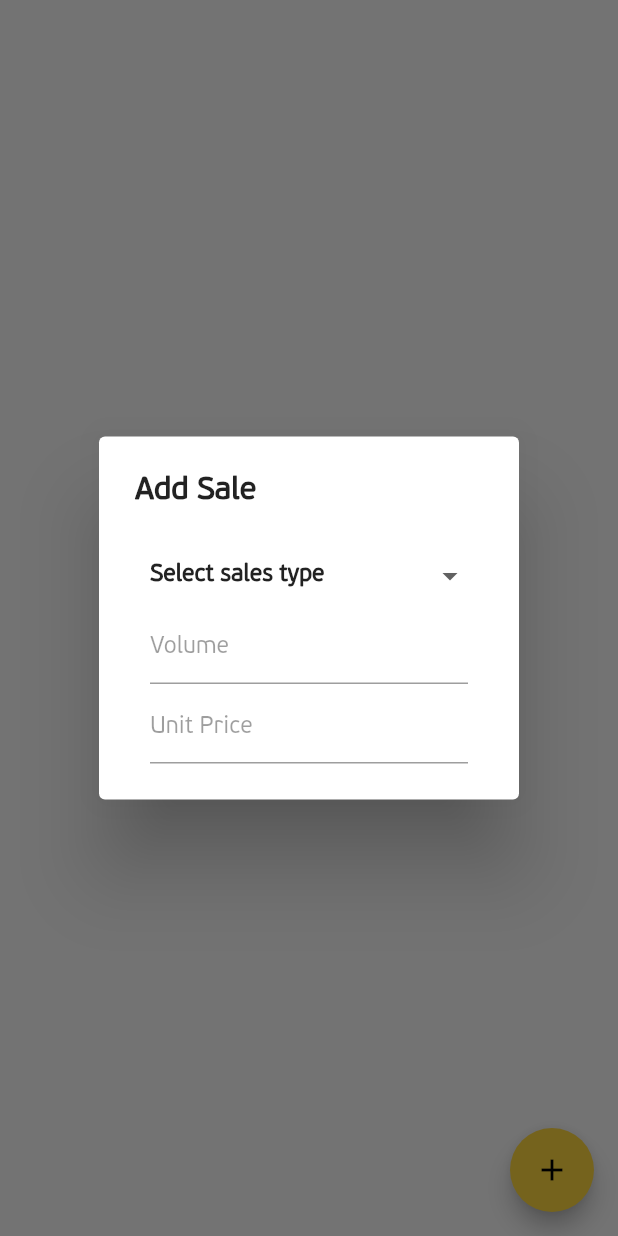
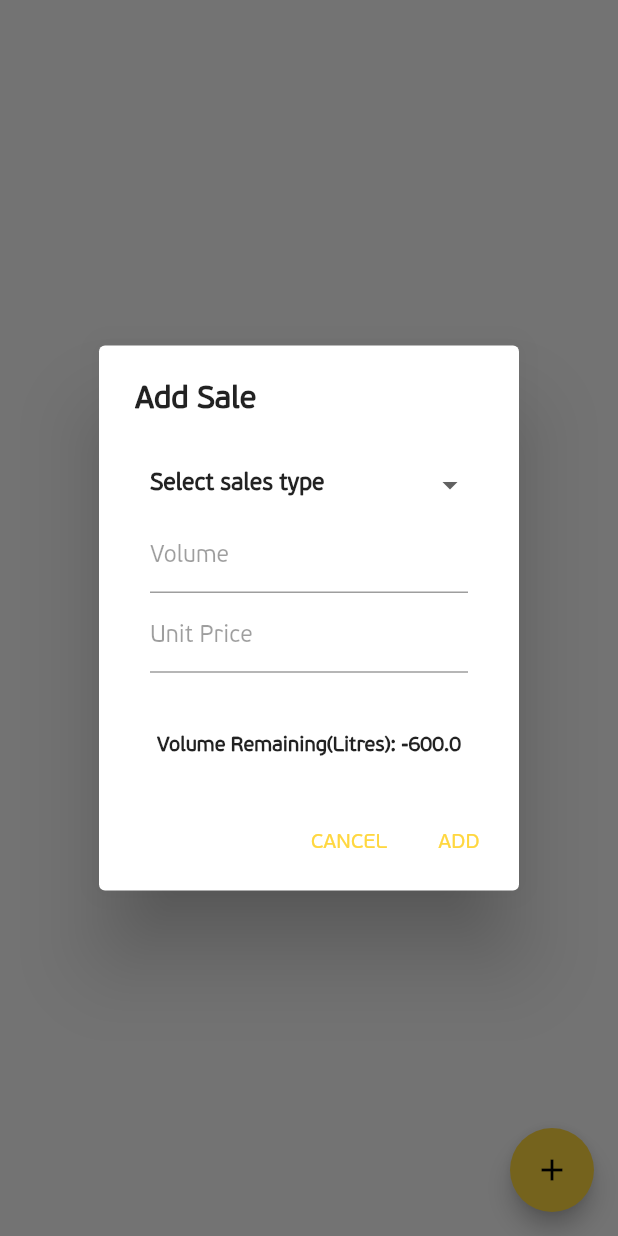
Before and after one commit to Mr-Ashitey/qg_stock_take_app, a Flutter app: the SalesPage screen opened directly, after a tap on the "add" icon, on a phone screen of 412 x 824 dp. Run offline on Flutter 3.47's test engine with Material 3 defaults, Android fonts, the phone set to English and light mode, and no system bars.

Commit message:
add action buttons and made some minor changes to the alert dialog box

```diff
--- a/lib/screens/stock_take_details/sales/nozzle_tabs/sales_tab.dart
+++ b/lib/screens/stock_take_details/sales/nozzle_tabs/sales_tab.dart
@@ -11,13 +11,7 @@ class SalesPage extends StatefulWidget {
 
 class _SalesPageState extends State<SalesPage>
     with AutomaticKeepAliveClientMixin {
-  final List<String> saleTypes = [
-    'Cash sales',
-    'Credit sales',
-    'Genset sales',
-    'Fuel Coupon',
-  ];
-  String defaultItem = 'Select sales type';
+  String dropdownValue = 'Select sales type';
 
   @override
   Widget build(BuildContext context) {
@@ -39,6 +33,7 @@ class _SalesPageState extends State<SalesPage>
   @override
   bool get wantKeepAlive => true;
 
+// shows alert dialog box once floating action button is clicked
   void _showDialog() {
     showDialog(
         context: context,
@@ -59,7 +54,7 @@ class _SalesPageState extends State<SalesPage>
                 children: [
                   DropdownButtonFormField<String>(
                     decoration: const InputDecoration(border: InputBorder.none),
-                    value: defaultItem,
+                    value: dropdownValue,
                     items: [
                       'Select sales type',
                       'Cash sales',
@@ -80,35 +75,69 @@ class _SalesPageState extends State<SalesPage>
                     }).toList(),
                     onChanged: (String? value) {
                       setState(() {
-                        defaultItem = value!;
+                        dropdownValue = value!;
                       });
                     },
                   ),
-                  TextField(
-                    decoration: InputDecoration(
-                      hintText: 'Volume',
-                      hintStyle: TextStyle(
-                        color: Colors.black38,
-                        fontSize: getProportionateScreenHeight(15),
-                      ),
-                      border: const UnderlineInputBorder(),
-                    ),
+                  getField(
+                    'Volume',
                   ),
                   SizedBox(height: getProportionateScreenHeight(5)),
-                  TextField(
-                    decoration: InputDecoration(
-                      hintText: 'Unit Price',
-                      hintStyle: TextStyle(
-                        color: Colors.black38,
-                        fontSize: getProportionateScreenHeight(15),
-                      ),
-                      border: const UnderlineInputBorder(),
-                    ),
+                  getField(
+                    'Unit Price',
                   ),
+                  SizedBox(height: getProportionateScreenHeight(40)),
+                  getVolumeRemaining(
+                    -600.0,
+                  )
                 ],
               ),
             ),
+            actions: [
+              TextButton(
+                onPressed: () {
+                  Navigator.pop(context);
+                },
+                child: Text(
+                  'CANCEL',
+                  style: TextStyle(color: colorYellow),
+                ),
+              ),
+              TextButton(
+                onPressed: () {},
+                child: Text(
+                  'ADD',
+                  style: TextStyle(color: colorYellow),
+                ),
+              ),
+            ],
           );
         });
   }
+
+// this method gets the volume remaining and returns it
+  Text getVolumeRemaining(double volumeRemaining) {
+    return Text(
+      'Volume Remaining(Litres): $volumeRemaining',
+      textAlign: TextAlign.right,
+      style: TextStyle(
+        fontWeight: FontWeight.bold,
+        fontSize: getProportionateScreenHeight(13),
+      ),
+    );
+  }
+
+//this method is for the textfields in the alert dialog box
+  TextField getField(String hint) {
+    return TextField(
+      decoration: InputDecoration(
+        hintText: hint,
+        hintStyle: TextStyle(
+          color: Colors.black38,
+          fontSize: getProportionateScreenHeight(15),
+        ),
+        border: const UnderlineInputBorder(),
+      ),
+    );
+  }
 }
```
